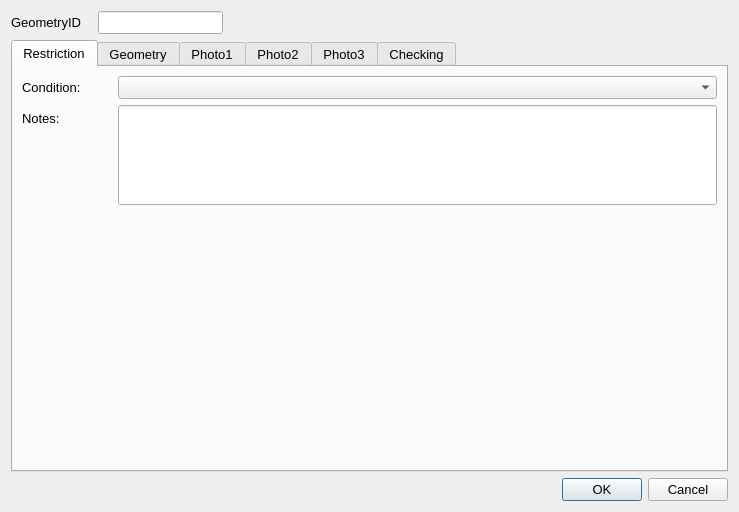
tlh22/demandForm, file ui/Bus_Shelter.ui: the form before one commit.
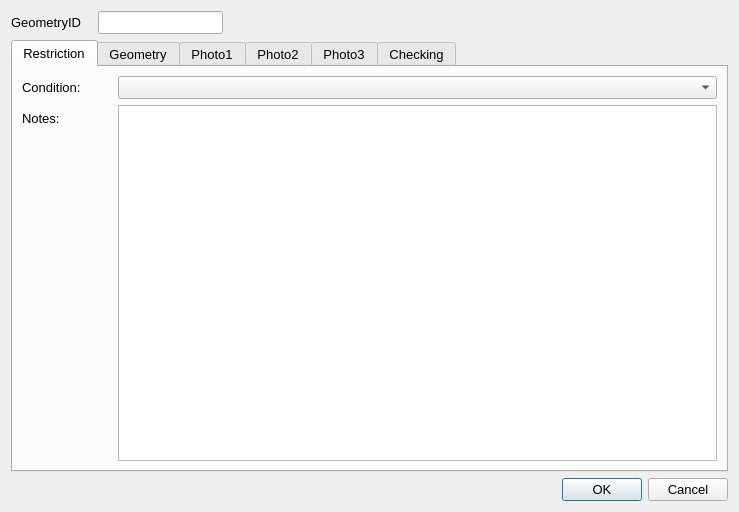
The form after the commit. Icons and pictures are not drawn.

What changed in the file:
```diff
--- a/ui/Bus_Shelter.ui
+++ b/ui/Bus_Shelter.ui
@@ -136,17 +136,7 @@
         </widget>
        </item>
        <item row="6" column="1">
-        <widget class="QLineEdit" name="Notes">
-         <property name="minimumSize">
-          <size>
-           <width>0</width>
-           <height>100</height>
-          </size>
-         </property>
-         <property name="alignment">
-          <set>Qt::AlignLeading|Qt::AlignLeft|Qt::AlignTop</set>
-         </property>
-        </widget>
+        <widget class="QTextEdit" name="Notes"/>
        </item>
       </layout>
      </widget>
```
